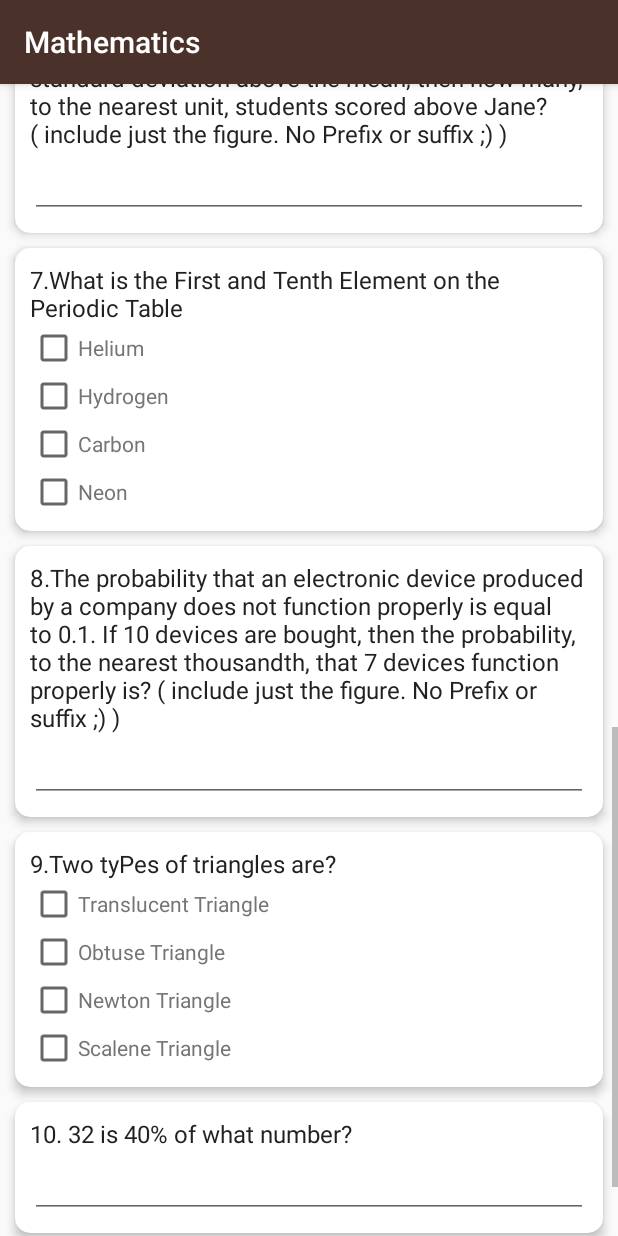
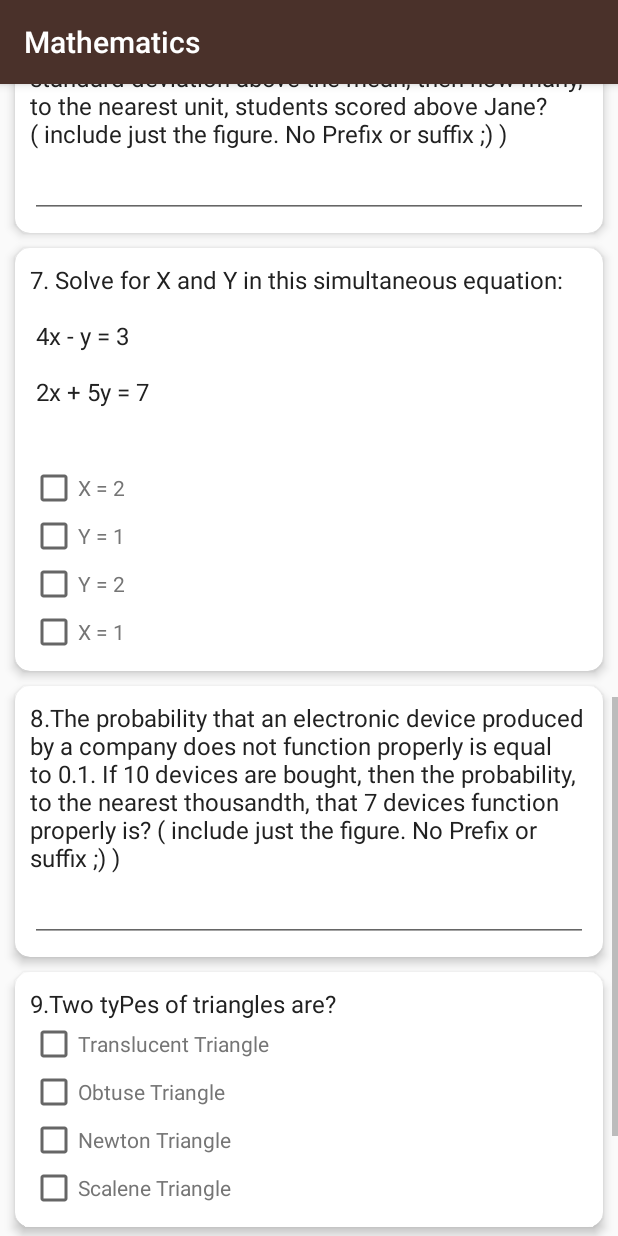
Before and after one commit to adolphchris19/challengeTwo, an Android app: the MathematicsActivity screen opened directly, with no data from a screen before it, scrolled down 1074 dp, on a phone screen of 412 x 824 dp. Run offline under Robolectric (Android 15) with nearby library versions, the phone set to English and light mode, and no system bars.

Commit message:
new updates added, styling in progress

```diff
--- a/app/src/main/java/com/example/android/randaquiz/AboutMe.java
+++ b/app/src/main/java/com/example/android/randaquiz/AboutMe.java
@@ -10,4 +10,8 @@ public class AboutMe extends AppCompatActivity {
         super.onCreate(savedInstanceState);
         setContentView(R.layout.activity_about_me);
     }
+     public void finish(android.view.View view) {
+        startActivity(new android.content.Intent(this, MainActivity.class));
+    }
+
 }
--- a/app/src/main/java/com/example/android/randaquiz/ChemistryActivity.java
+++ b/app/src/main/java/com/example/android/randaquiz/ChemistryActivity.java
@@ -694,6 +694,7 @@ public class ChemistryActivity extends AppCompatActivity {
             TextView results = findViewById(R.id.results);
             results.setText(getResources().getString(R.string.results, totalScore));
             results.setVisibility(View.VISIBLE);
+            Toast.makeText(this, "Your Total Score is: " + totalScore, Toast.LENGTH_SHORT).show();
 
             // Status Buttons Buttons after the submit button is clicked.
             Button next = findViewById(R.id.next_button);
--- a/app/src/main/java/com/example/android/randaquiz/EnglishActivity.java
+++ b/app/src/main/java/com/example/android/randaquiz/EnglishActivity.java
@@ -340,9 +340,10 @@ public class EnglishActivity extends AppCompatActivity {
         }else if (rg4.getCheckedRadioButtonId() == -1) {
             Toast.makeText(this, "Question 4 is not answered", Toast.LENGTH_SHORT).show();
 
-        } else if (rg4.getCheckedRadioButtonId() == -1){
+        } else if (rg5.getCheckedRadioButtonId() == -1){
             Toast.makeText(this, "Question % is not answered", Toast.LENGTH_SHORT).show();
         }else {
+
             //if at least one RadioButton is not empty
             questionOne();
             questionTwo();
@@ -365,6 +366,8 @@ public class EnglishActivity extends AppCompatActivity {
             TextView results = findViewById(R.id.results);
             results.setText(getResources().getString(R.string.results, totalScore));
             results.setVisibility(View.VISIBLE);
+            Toast.makeText(this, "Your Total Score is: " + totalScore, Toast.LENGTH_SHORT).show();
+
 
             // Status Buttons Buttons after the submit button is clicked.
             Button next = findViewById(R.id.next_button);
--- a/app/src/main/java/com/example/android/randaquiz/MathematicsActivity.java
+++ b/app/src/main/java/com/example/android/randaquiz/MathematicsActivity.java
@@ -694,6 +694,7 @@ public class MathematicsActivity extends AppCompatActivity {
             TextView results = findViewById(R.id.results);
             results.setText(getResources().getString(R.string.results, totalScore));
             results.setVisibility(View.VISIBLE);
+            Toast.makeText(this, "Your Total Score is: " + totalScore, Toast.LENGTH_SHORT).show();
 
             // Status Buttons Buttons after the submit button is clicked.
             Button next = findViewById(R.id.next_button);
--- a/app/src/main/java/com/example/android/randaquiz/PhysicsActivity.java
+++ b/app/src/main/java/com/example/android/randaquiz/PhysicsActivity.java
@@ -692,6 +692,7 @@ public class PhysicsActivity extends AppCompatActivity {
             TextView results = findViewById(R.id.results);
             results.setText(getResources().getString(R.string.results, totalScore));
             results.setVisibility(View.VISIBLE);
+            Toast.makeText(this, "Your Total Score is: " + totalScore, Toast.LENGTH_SHORT).show();
 
             // Status Buttons Buttons after the submit button is clicked.
             Button next = findViewById(R.id.next_button);
--- a/app/src/main/res/layout/activity_about_me.xml
+++ b/app/src/main/res/layout/activity_about_me.xml
@@ -195,7 +195,9 @@
         android:layout_width="wrap_content"
         android:layout_height="wrap_content"
         android:text="@string/finish"
+        android:onClick="finish"
         android:textSize="15sp"
+        android:id="@+id/finish"
         android:layout_margin="10dp"
         android:textStyle="bold"
         android:padding="10dp"
--- a/app/src/main/res/values/strings.xml
+++ b/app/src/main/res/values/strings.xml
@@ -131,7 +131,7 @@
 
     <string name="questionPhysics6">6.Conductors have a high or low resistance? Answer with either High or Low </string>
 
-    <string name="questionPhysics7">7.From the oPtions ck two forms of energy that you know.</string>
+    <string name="questionPhysics7">7.From the oPtions Pick two forms of energy that you know.</string>
     <string name="answerPhysics7a">Power</string>
     <string name="answerPhysics7b">Kinetic </string>
     <string name="answerPhysics7c">Carbon</string>
@@ -145,7 +145,7 @@
     <string name="answerPhysics9c">Nuclear Bomb</string>
     <string name="answerPhysics9d">Nuclear Fission</string>
 
-    <string name="questionPhysics10">10.True or false? Metal is a good conductor.</string>
+    <string name="questionPhysics10">10.True or false? Metal is a good conductor of heat and electricity.</string>
 
 
     <!--Answers Text Here-->
@@ -196,7 +196,7 @@
     <string name="answerMathematics4c">210</string>
     <string name="answerMathematics4d">3100</string>
 
-    <string name="questionMathematics5">5. The sum of angle in a triangle and circle is _______ and ________</string>
+    <string name="questionMathematics5">5. The sum of angle in a triangle and circle is _______ and ________ resPectively</string>
     <string name="answerMathematics5a">45</string>
     <string name="answerMathematics5b">180</string>
     <string name="answerMathematics5c">270</string>
@@ -209,11 +209,11 @@
         nearest unit, students scored above Jane?( include just the figure. No Prefix or suffix ;) )
 </string>
 
-    <string name="questionMathematics7">7.What is the First and Tenth Element on the Periodic Table</string>
-    <string name="answerMathematics7a">Helium</string>
-    <string name="answerMathematics7b">Hydrogen</string>
-    <string name="answerMathematics7c">Carbon</string>
-    <string name="answerMathematics7d">Neon</string>
+    <string name="questionMathematics7">7. Solve for X and Y in this simultaneous equation: \n \n 4x - y = 3 \n \n 2x + 5y = 7 \n \n </string>
+    <string name="answerMathematics7a">X = 2</string>
+    <string name="answerMathematics7b">Y = 1</string>
+    <string name="answerMathematics7c">Y = 2</string>
+    <string name="answerMathematics7d">X = 1</string>
 
     <string name="questionMathematics8">8.The probability that an electronic
         device produced by a company does not function properly is
@@ -236,7 +236,7 @@
     <string name="ansMathematics4">The correct answer is 2100</string>
     <string name="ansMathematics5">The correct answers are 180 and 360 only </string>
     <string name="ansMathematics6">The correct answer is 106 </string>
-    <string name="ansMathematics7">The correct answers are Hydrogen and Neon only </string>
+    <string name="ansMathematics7">The correct answers are Y = 1, and X = 1 </string>
     <string name="ansMathematics8">The correct answer is 0.057</string>
     <string name="ansMathematics9">The correct answers are Obtuse and  Scalene Triangles </string>
     <string name="ansMathematics10"> The correct answer is 80</string>
```
